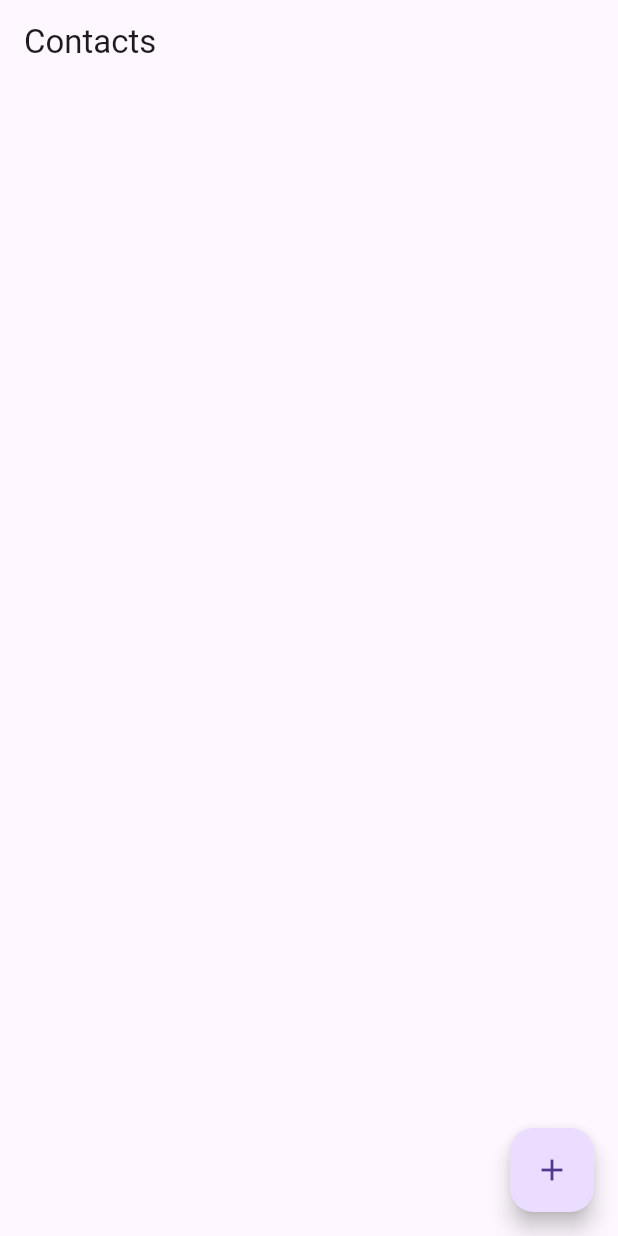
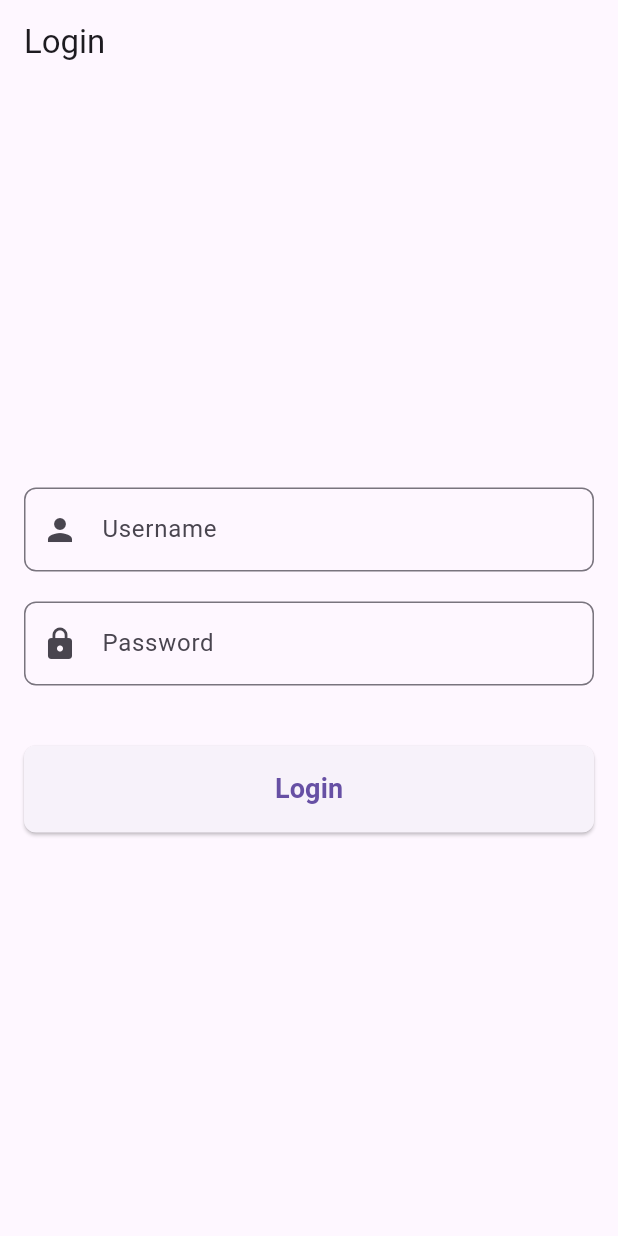
Before and after one commit to jipiccardi/contacts-mobile-app, a Flutter app: the screen it shows after launch, on a phone screen of 412 x 824 dp. Run offline on Flutter 3.47's test engine with Material 3 defaults, Android fonts, the phone set to English and light mode, and no system bars; our stand-ins replace floor, go_router, image_picker, sqflite; accounts and stored records are empty; generated files the repository leaves out were written again.

```diff
--- a/contacts_app/lib/config/router/app_router.dart
+++ b/contacts_app/lib/config/router/app_router.dart
@@ -1,14 +1,20 @@
 import 'package:contacts_app/presentation/screens/contact_detail_screen.dart';
 import 'package:contacts_app/presentation/screens/edit_contact_screen.dart';
+import 'package:contacts_app/presentation/screens/login_screen.dart';
 import 'package:contacts_app/presentation/screens/new_contact_screen.dart';
 import 'package:go_router/go_router.dart';
 import 'package:contacts_app/presentation/screens/home_screen.dart';
 
 final appRouter = GoRouter(routes: [
   GoRoute(
+    name: LoginScreen.name,
+    path: '/',
+    builder: (context, state) => const LoginScreen(),
+  ),
+  GoRoute(
     name: HomeScreen.name,
-    path: '/',
-    builder: (context, state) => const HomeScreen(),
+    path: '/home',
+    builder: (context, state) => HomeScreen(),
   ),
   GoRoute(
     name: NewContactScreen.name,
--- a/contacts_app/lib/data/contacts_dao.dart
+++ b/contacts_app/lib/data/contacts_dao.dart
@@ -6,6 +6,9 @@ import '../domain/models/contact.dart';
 abstract class ContactsDao {
   @Query('SELECT * FROM Contact')
   Future<List<Contact>> findAllContacts();
+
+  @Query('SELECT * FROM Contact WHERE userId = :id')
+  Future<List<Contact>> findAllContactsByUserId(int id);
 
   @Query('SELECT * FROM Contact WHERE id = :id')
   Future<Contact?> findContactById(int id);
--- a/contacts_app/lib/data/local_contacts_repository.dart
+++ b/contacts_app/lib/data/local_contacts_repository.dart
@@ -10,6 +10,11 @@ class LocalContactsRepository implements ContactsRepository {
   @override
   Future<List<Contact>> getContacts() {
     return _contactsDao.findAllContacts();
+  }
+
+  @override
+  Future<List<Contact>> getContactsByUserId(int id) {
+    return _contactsDao.findAllContactsByUserId(id);
   }
 
   @override
--- /dev/null
+++ b/contacts_app/lib/domain/models/user.dart
@@ -0,0 +1,15 @@
+import 'package:floor/floor.dart';
+
+@entity
+class User {
+  @primaryKey
+  final int id;
+  final String username;
+  final String password;
+
+  User({
+    required this.id,
+    required this.username,
+    required this.password
+  });
+}
--- a/contacts_app/lib/domain/repositories/contacts_repository.dart
+++ b/contacts_app/lib/domain/repositories/contacts_repository.dart
@@ -2,6 +2,9 @@ import 'package:contacts_app/domain/models/contact.dart';
 
 abstract class ContactsRepository {
   Future<List<Contact>> getContacts();
+
+  Future<List<Contact>> getContactsByUserId(int id);
+
   Future<Contact> getById(int id);
 
   Future<void> insertContact(Contact contact);
--- /dev/null
+++ b/contacts_app/lib/domain/repositories/users_repository.dart
@@ -0,0 +1,6 @@
+import 'package:contacts_app/domain/models/user.dart';
+
+abstract class UsersRepository {
+  Future<List<User>> getUsers();
+  Future<User> getUserById(int id);
+}
--- /dev/null
+++ b/contacts_app/lib/presentation/screens/login_screen.dart
@@ -0,0 +1,82 @@
+import 'package:contacts_app/presentation/screens/home_screen.dart';
+import 'package:flutter/material.dart';
+import 'package:go_router/go_router.dart';
+
+class LoginScreen extends StatelessWidget {
+  static const name = 'login_screen';
+
+  const LoginScreen({super.key});
+
+  @override
+  Widget build(BuildContext context) {
+    return Scaffold(
+      appBar: AppBar(
+        title: const Text('Login'),
+      ),
+      body: _LoginView(),
+    );
+  }
+}
+
+class _LoginView extends StatelessWidget {
+  _LoginView();
+  final TextEditingController usernameController = TextEditingController();
+  final TextEditingController passwordController = TextEditingController();
+
+  @override
+  Widget build(BuildContext context) {
+    return Scaffold(
+      body: Center(
+        child: Padding(
+          padding: const EdgeInsets.all(16.0),
+          child: Column(
+            mainAxisSize: MainAxisSize.min,
+            crossAxisAlignment: CrossAxisAlignment.start,
+            children: [
+              TextFormField(
+                  controller: usernameController,
+                  decoration: InputDecoration(
+                    labelText: 'Username',
+                    prefixIcon: const Icon(Icons.person),
+                    border: OutlineInputBorder(
+                      borderRadius: BorderRadius.circular(8.0),
+                    ),
+                  )),
+              const SizedBox(height: 20),
+              TextFormField(
+                  controller: passwordController,
+                  decoration: InputDecoration(
+                    labelText: 'Password',
+                    prefixIcon: const Icon(Icons.lock),
+                    border: OutlineInputBorder(
+                      borderRadius: BorderRadius.circular(8.0),
+                    ),
+                  )),
+              const SizedBox(height: 40),
+              SizedBox(
+                width: double.infinity,
+                child: ElevatedButton(
+                  onPressed: () {
+                    context.pushReplacementNamed(HomeScreen.name,);
+                  },
+                  style: ElevatedButton.styleFrom(
+                      padding: const EdgeInsets.all(16.0),
+                      shape: RoundedRectangleBorder(
+                        borderRadius: BorderRadius.circular(8.0),
+                      )),
+                  child: const Text(
+                    'Login',
+                    style: TextStyle(
+                      fontSize: 18,
+                      fontWeight: FontWeight.bold,
+                    ),
+                  ),
+                ),
+              )
+            ],
+          ),
+        ),
+      ),
+    );
+  }
+}
```
Also changed, not shown: contacts_app/lib/config/database/database.dart (+28 -7 lines), contacts_app/lib/data/local_users_repository.dart (added, +19 -0 lines), contacts_app/lib/data/users_dao.dart (added, +12 -0 lines), contacts_app/lib/presentation/screens/home_screen.dart (+28 -1 lines), contacts_app/lib/config/database/database.g.dart.
